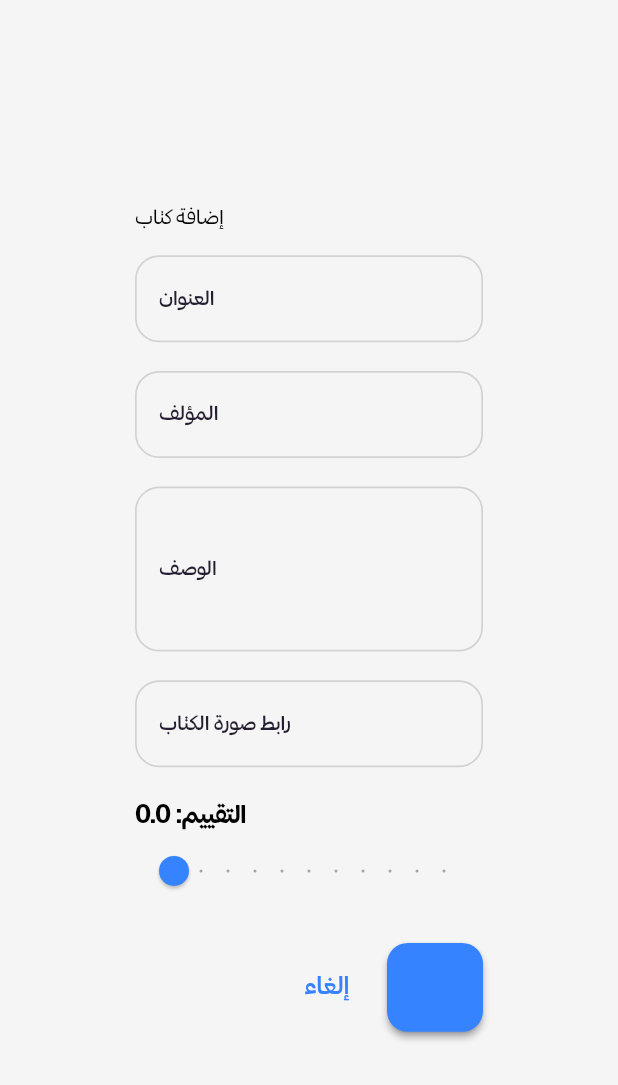
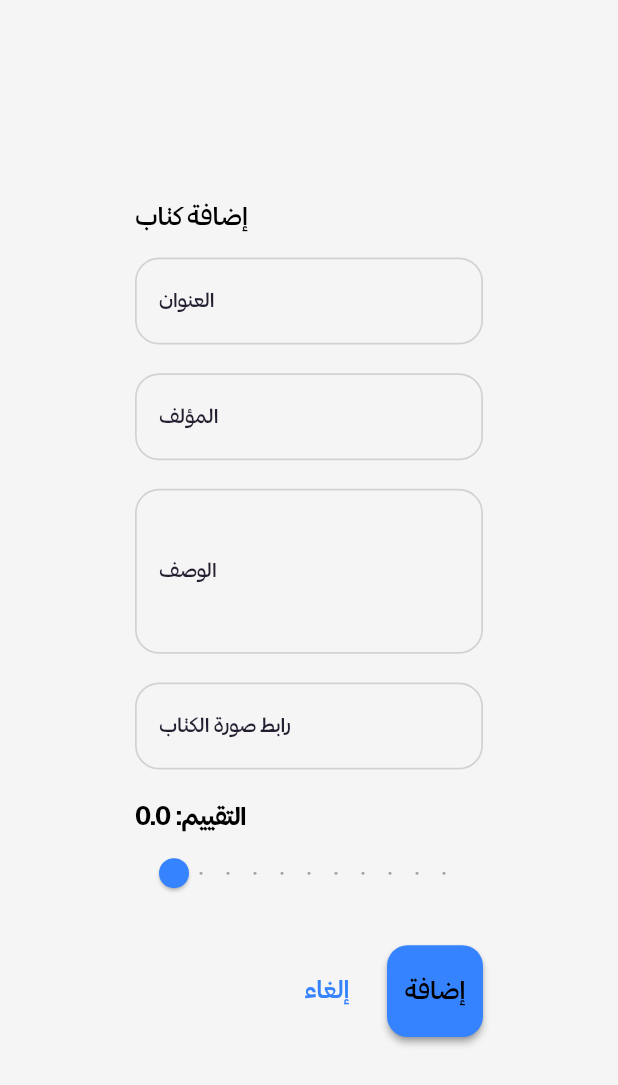
Before and after one commit to yusefHajeb/bookify_book_rental, a Flutter app: the BookDialog widget shown alone on an empty page, opened directly, on a phone screen of 412 x 824 dp. Shown: the top 1085 px of the screen. Run offline on Flutter 3.47's test engine with Material 3 defaults, Android fonts, the phone set to English and light mode, and no system bars; our stand-ins replace bloc, dartz, equatable, flutter_bloc, flutter_screenutil, get_it and 3 more; accounts and stored records are empty.

Commit message:
Added screenshots to README.md, removed 'dueDate' from RentalModel, updated text styles in BookDialog, and removed unused imports in add_book_use_case_test.dart

```diff
--- a/lib/features/books/data/models/rental_model.dart
+++ b/lib/features/books/data/models/rental_model.dart
@@ -36,7 +36,6 @@ class RentalModel extends RentalEntity {
       'bookId': bookId,
       'rentalDate': rentalDate.toIso8601String(),
       'returnDate': returnDate?.toIso8601String(),
-      'dueDate': dueDate.toIso8601String(),
       'status': status.name,
       'createdAt': createdAt.toIso8601String(),
       'updatedAt': updatedAt.toIso8601String(),
--- a/lib/features/books/presentation/widgets/book_dialog.dart
+++ b/lib/features/books/presentation/widgets/book_dialog.dart
@@ -47,7 +47,10 @@ class _BookDialogState extends State<BookDialog> {
     final isEdit = widget.book != null;
 
     return AlertDialog(
-      title: Text(isEdit ? 'تعديل الكتاب' : 'إضافة كتاب'),
+      title: Text(
+        isEdit ? 'تعديل الكتاب' : 'إضافة كتاب',
+        style: Theme.of(context).textTheme.labelMedium,
+      ),
       content: SingleChildScrollView(
         child: Form(key: _formKey, child: _buildFormFields(context)),
       ),
@@ -210,7 +213,10 @@ class _BookDialogState extends State<BookDialog> {
             Navigator.pop(context);
           }
         },
-        child: Text(isEdit ? 'تحديث' : 'إضافة'),
+        child: Text(
+          isEdit ? 'تحديث' : 'إضافة',
+          style: Theme.of(context).textTheme.labelMedium,
+        ),
       ),
     ];
   }
--- a/pubspec.yaml
+++ b/pubspec.yaml
@@ -69,7 +69,7 @@ flutter:
   uses-material-design: true
 
   # To add assets to your application, add an assets section, like this:
-  # assets:
+
   #   - images/a_dot_burr.jpeg
   #   - images/a_dot_ham.jpeg
 
```
Also changed, not shown: assets/imgs/home_page_user_dark.jpg (added), assets/imgs/login_dark.jpg (added), assets/imgs/login_light.jpg (added), assets/imgs/register_screen_dark.jpg (added), assets/imgs/register_screen_light.jpg (added), 3 other files.
